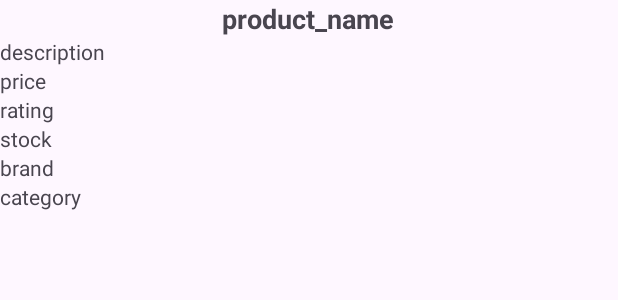
After one commit to AvinashKumar077/LokalAssignment, an Android app: the layout fragment_details.xml on its own in the app's theme, with its tools: preview values and no code run, on a phone screen of 412 x 824 dp. The commit adds this screen. Shown: the top 300 px of the screen. Run offline under Robolectric (Android 15) with nearby library versions, the phone set to English and light mode, and no system bars.

Commit message:
initial commit

```diff
--- a/app/build.gradle.kts
+++ b/app/build.gradle.kts
@@ -1,6 +1,7 @@
 plugins {
     id("com.android.application")
     id("org.jetbrains.kotlin.android")
+    id ("kotlin-parcelize")
 }
 
 android {
--- a/app/src/main/java/com/example/retrofit/MainActivity.kt
+++ b/app/src/main/java/com/example/retrofit/MainActivity.kt
@@ -14,6 +14,7 @@ const val TAG = "MainActivity"
 class MainActivity : AppCompatActivity() {
     private lateinit var binding: ActivityMainBinding
     private lateinit var productAdapter: ProductAdapter
+
 
     override fun onCreate(savedInstanceState: Bundle?) {
         super.onCreate(savedInstanceState)
@@ -45,8 +46,9 @@ class MainActivity : AppCompatActivity() {
     }
 
     private fun setupRecyclerView() = binding.rvProducts.apply {
-        productAdapter = ProductAdapter()
+        productAdapter = ProductAdapter(supportFragmentManager)
         adapter = productAdapter
         layoutManager = LinearLayoutManager(this@MainActivity)
     }
+
 }
--- a/app/src/main/java/com/example/retrofit/Products.kt
+++ b/app/src/main/java/com/example/retrofit/Products.kt
@@ -2,7 +2,9 @@ package com.example.retrofit
 
 import android.os.Parcel
 import android.os.Parcelable
+import kotlinx.parcelize.Parcelize
 
+@Parcelize
 data class Products(
     val brand: String,
     val category: String,
@@ -15,4 +17,4 @@ data class Products(
     val stock: Int,
     val thumbnail: String,
     val title: String
-)
+):Parcelable
--- /dev/null
+++ b/app/src/main/res/layout/fragment_details.xml
@@ -0,0 +1,94 @@
+<?xml version="1.0" encoding="utf-8"?>
+<androidx.constraintlayout.widget.ConstraintLayout xmlns:android="http://schemas.android.com/apk/res/android"
+    xmlns:app="http://schemas.android.com/apk/res-auto"
+    xmlns:tools="http://schemas.android.com/tools"
+    android:layout_width="match_parent"
+    android:layout_height="match_parent"
+    >
+
+    <TextView
+        android:id="@+id/pName"
+        android:layout_width="wrap_content"
+        android:layout_height="wrap_content"
+        android:textSize="18sp"
+        android:textStyle="bold"
+        android:elevation="16dp"
+        app:layout_constraintBottom_toTopOf="@+id/rvProductImage"
+        app:layout_constraintEnd_toEndOf="parent"
+        app:layout_constraintHorizontal_bias="0.498"
+        app:layout_constraintStart_toStartOf="parent"
+        app:layout_constraintTop_toTopOf="parent"
+        app:layout_constraintVertical_bias="0.292"
+        tools:text="product_name" />
+
+    <TextView
+        android:id="@+id/tvDescription"
+        android:layout_width="match_parent"
+        android:layout_height="wrap_content"
+        android:elevation="16dp"
+        app:layout_constraintEnd_toEndOf="parent"
+        app:layout_constraintStart_toStartOf="parent"
+        app:layout_constraintTop_toBottomOf="@+id/rvProductImage"
+        tools:text="description" />
+
+    <TextView
+        android:id="@+id/tvPrice"
+        android:layout_width="match_parent"
+        android:layout_height="wrap_content"
+        android:elevation="16dp"
+        app:layout_constraintEnd_toEndOf="parent"
+        app:layout_constraintStart_toStartOf="parent"
+        app:layout_constraintTop_toBottomOf="@+id/tvDescription"
+        tools:text="price" />
+
+    <TextView
+        android:id="@+id/tvRating"
+        android:layout_width="match_parent"
+        android:layout_height="wrap_content"
+        android:elevation="16dp"
+        app:layout_constraintEnd_toEndOf="parent"
+        app:layout_constraintStart_toStartOf="parent"
+        app:layout_constraintTop_toBottomOf="@+id/tvPrice"
+        tools:text="rating" />
+
+    <TextView
+        android:id="@+id/tvStock"
+        android:layout_width="match_parent"
+        android:layout_height="wrap_content"
+        android:elevation="16dp"
+        app:layout_constraintEnd_toEndOf="parent"
+        app:layout_constraintStart_toStartOf="parent"
+        app:layout_constraintTop_toBottomOf="@+id/tvRating"
+        tools:text="stock" />
+
+    <TextView
+        android:id="@+id/tvBrand"
+        android:layout_width="match_parent"
+        android:layout_height="wrap_content"
+        android:elevation="16dp"
+        app:layout_constraintEnd_toEndOf="parent"
+        app:layout_constraintStart_toStartOf="parent"
+        app:layout_constraintTop_toBottomOf="@+id/tvStock"
+        tools:text="brand" />
+
+    <TextView
+        android:id="@+id/tvCategory"
+        android:layout_width="match_parent"
+        android:layout_height="wrap_content"
+        android:elevation="16dp"
+        app:layout_constraintEnd_toEndOf="parent"
+        app:layout_constraintStart_toStartOf="parent"
+        app:layout_constraintTop_toBottomOf="@+id/tvBrand"
+        tools:text="category" />
+
+    <androidx.recyclerview.widget.RecyclerView
+        android:id="@+id/rvProductImage"
+        android:layout_width="match_parent"
+        android:layout_height="wrap_content"
+        android:elevation="16dp"
+        app:layout_constraintTop_toBottomOf="@+id/pName"
+        app:layout_constraintBottom_toTopOf="@+id/tvDescription"
+        app:layout_constraintStart_toStartOf="parent"
+        tools:layout_editor_absoluteY="50dp" />
+
+</androidx.constraintlayout.widget.ConstraintLayout>
```
Also changed, not shown: app/src/main/java/com/example/retrofit/DetailsFragment.kt (added, +68 -0 lines), app/src/main/java/com/example/retrofit/ImageAdapter.kt (added, +36 -0 lines), app/src/main/java/com/example/retrofit/ProductAdapter.kt (+33 -11 lines), app/src/main/res/layout/activity_main.xml (+16 -14 lines), app/src/main/res/layout/item_image.xml (added, +27 -0 lines), app/src/main/res/layout/item_products.xml (+57 -44 lines), app/src/main/res/values/styles.xml (added, +18 -0 lines).
